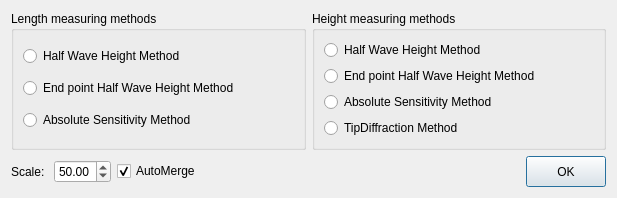
This is phascan_view/ui/dialog/dialogdefectmethodselect.ui in qinxingying/hello-word as Qt 5 draws it before an edit. The edited form follows.
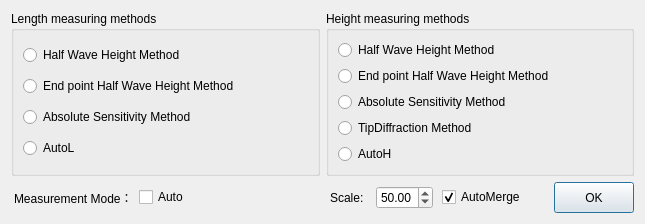
This is the edited form.

What changed in the file:
```diff
--- a/phascan_view/ui/dialog/dialogdefectmethodselect.ui
+++ b/phascan_view/ui/dialog/dialogdefectmethodselect.ui
@@ -6,8 +6,8 @@
    <rect>
     <x>0</x>
     <y>0</y>
-    <width>617</width>
-    <height>190</height>
+    <width>645</width>
+    <height>216</height>
    </rect>
   </property>
   <property name="windowTitle">
@@ -21,6 +21,12 @@
        <property name="title">
         <string>Length measuring methods</string>
        </property>
+       <property name="checkable">
+        <bool>false</bool>
+       </property>
+       <property name="checked">
+        <bool>false</bool>
+       </property>
        <layout class="QVBoxLayout" name="verticalLayout">
         <item>
          <widget class="QRadioButton" name="halfWaveRadioL">
@@ -43,6 +49,13 @@
           </property>
          </widget>
         </item>
+        <item>
+         <widget class="QRadioButton" name="autoL">
+          <property name="text">
+           <string>AutoL</string>
+          </property>
+         </widget>
+        </item>
        </layout>
       </widget>
      </item>
@@ -80,13 +93,65 @@
           </property>
          </widget>
         </item>
+        <item>
+         <widget class="QRadioButton" name="autoH">
+          <property name="text">
+           <string>AutoH</string>
+          </property>
+         </widget>
+        </item>
        </layout>
       </widget>
+     </item>
+    </layout>
+   </item>
+   <item>
+    <layout class="QHBoxLayout" name="horizontalLayout_5" stretch="1,1">
+     <property name="spacing">
+      <number>9</number>
+     </property>
+     <item>
+      <layout class="QHBoxLayout" name="horizontalLayout_3">
+       <property name="spacing">
+        <number>6</number>
+       </property>
+       <property name="leftMargin">
+        <number>3</number>
+       </property>
+       <item>
+        <widget class="QLabel" name="label_2">
+         <property name="text">
+          <string>Measurement Mode：</string>
+         </property>
+        </widget>
+       </item>
+       <item>
+        <widget class="QCheckBox" name="autoIdentify">
+         <property name="text">
+          <string>Auto</string>
+         </property>
+        </widget>
+       </item>
+       <item>
+        <spacer name="horizontalSpacer_2">
+         <property name="orientation">
+          <enum>Qt::Horizontal</enum>
+         </property>
+         <property name="sizeHint" stdset="0">
+          <size>
+           <width>40</width>
+           <height>20</height>
+          </size>
+         </property>
+        </spacer>
      </item>
     </layout>
    </item>
    <item>
     <layout class="QHBoxLayout" name="horizontalLayout_2">
+       <property name="leftMargin">
+        <number>3</number>
+       </property>
      <item>
       <layout class="QHBoxLayout" name="horizontalLayout_4">
        <item>
@@ -143,6 +208,8 @@
         <string>OK</string>
        </property>
       </widget>
+       </item>
+      </layout>
      </item>
     </layout>
    </item>
```
Lines whose indentation alone changed are shown as unchanged.
